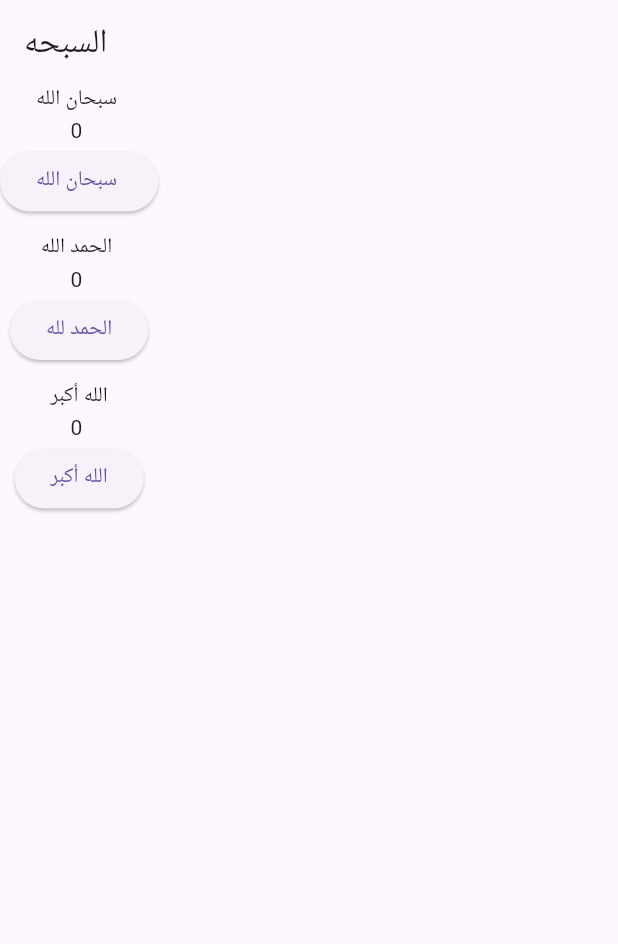
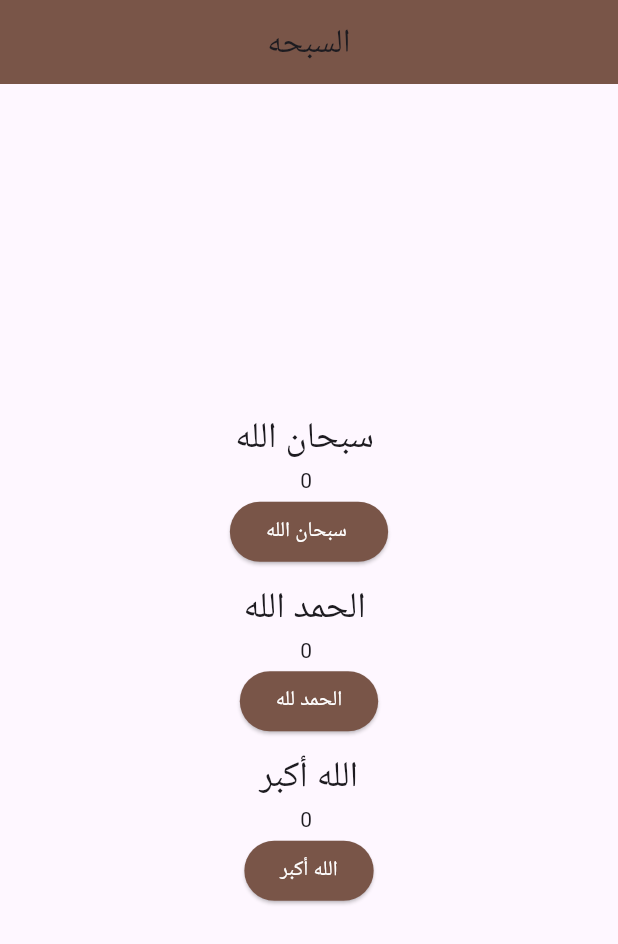
Before and after one commit to aimenalzubidi/mobile_app_development_it4, a Flutter app: the screen it shows after launch, on a phone screen of 412 x 824 dp. Shown: the top 944 px of the screen. Run offline on Flutter 3.47's test engine with Material 3 defaults, Android fonts, the phone set to English and light mode, and no system bars.

Commit message:
sobha_app

```diff
--- a/lib/home_work_1.dart
+++ b/lib/home_work_1.dart
@@ -15,44 +15,60 @@ class _HomeWork1State extends State<HomeWork1> {
   Widget build(BuildContext context) {
     return Scaffold(
       appBar: AppBar(
+        backgroundColor: Colors.brown,
         title: const Text('السبحه'),
+        centerTitle: true,
       ),
-      body: Column(
+      body: Center(
+        child: Column(
+          mainAxisAlignment: MainAxisAlignment.center,
           children: [
-          const Text("سبحان الله "),
+            const Text("سبحان الله ", style: TextStyle(fontSize: 24)),
             Text("$counter1 "),
             ElevatedButton(
+              style: ButtonStyle(
+                backgroundColor: MaterialStateProperty.all(Colors.brown),
+                foregroundColor: MaterialStateProperty.all(Colors.white),
+              ),
               onPressed: () {
                 setState(() {
                   counter1++;
                 });
               },
-              child: const Text("سبحان الله ")),
-          const SizedBox(
-            height: 10,
+              child: const Text("سبحان الله "),
             ),
-          const Text("الحمد الله "),
+            const SizedBox(height: 10),
+            const Text("الحمد الله ", style: TextStyle(fontSize: 24)),
             Text("$counter2 "),
             ElevatedButton(
+              style: ButtonStyle(
+                backgroundColor: MaterialStateProperty.all(Colors.brown),
+                foregroundColor: MaterialStateProperty.all(Colors.white),
+              ),
               onPressed: () {
                 setState(() {
                   counter2++;
                 });
               },
-              child: const Text("الحمد لله")),
-          const SizedBox(
-            height: 10,
+              child: const Text("الحمد لله"),
             ),
-          const Text("الله أكبر"),
+            const SizedBox(height: 10),
+            const Text("الله أكبر", style: TextStyle(fontSize: 24)),
             Text("$counter3 "),
             ElevatedButton(
+              style: ButtonStyle(
+                backgroundColor: MaterialStateProperty.all(Colors.brown),
+                foregroundColor: MaterialStateProperty.all(Colors.white),
+              ),
               onPressed: () {
                 setState(() {
                   counter3++;
                 });
               },
-              child: const Text("الله أكبر")),
+              child: const Text("الله أكبر"),
+            ),
           ],
+        ),
       ),
     );
   }
```
Lines whose indentation alone changed are shown as unchanged.
